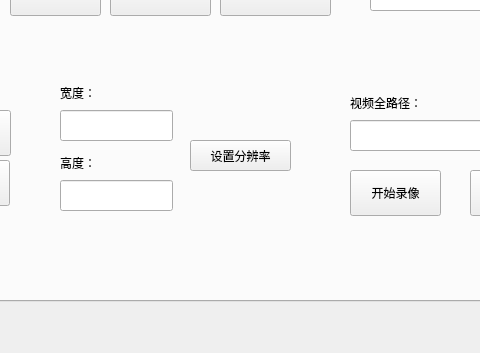
Above: src/master_controller/api_demo/qtdemo.ui from wanghaisheng/AllIn before the change; both pictures show x 312 to 792 and y 506 to 859 of the 1200 by 859 pixel window. Below: the same form after it.
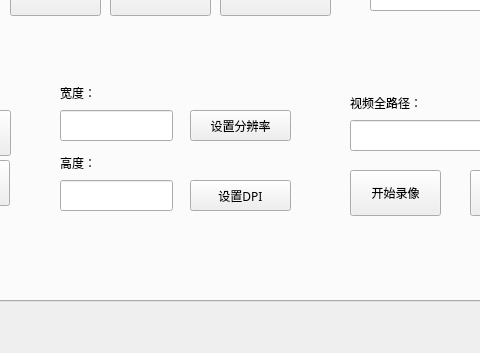
That is the form after the change. The open tabs and pages were chosen to show the change.

The edit to the form file:
```diff
--- a/src/master_controller/api_demo/qtdemo.ui
+++ b/src/master_controller/api_demo/qtdemo.ui
@@ -883,7 +883,7 @@
       <property name="geometry">
        <rect>
         <x>490</x>
-        <y>580</y>
+        <y>550</y>
         <width>101</width>
         <height>31</height>
        </rect>
@@ -1000,6 +1000,19 @@
        <string>设备型号</string>
       </property>
      </widget>
+     <widget class="QPushButton" name="pb_set_dpi_">
+      <property name="geometry">
+       <rect>
+        <x>490</x>
+        <y>620</y>
+        <width>101</width>
+        <height>31</height>
+       </rect>
+      </property>
+      <property name="text">
+       <string>设置DPI</string>
+      </property>
+     </widget>
     </widget>
     <widget class="QWidget" name="tab_stamper">
      <attribute name="title">
```
Left out of the diff: 2 changed lines with no effect on the pictures.
